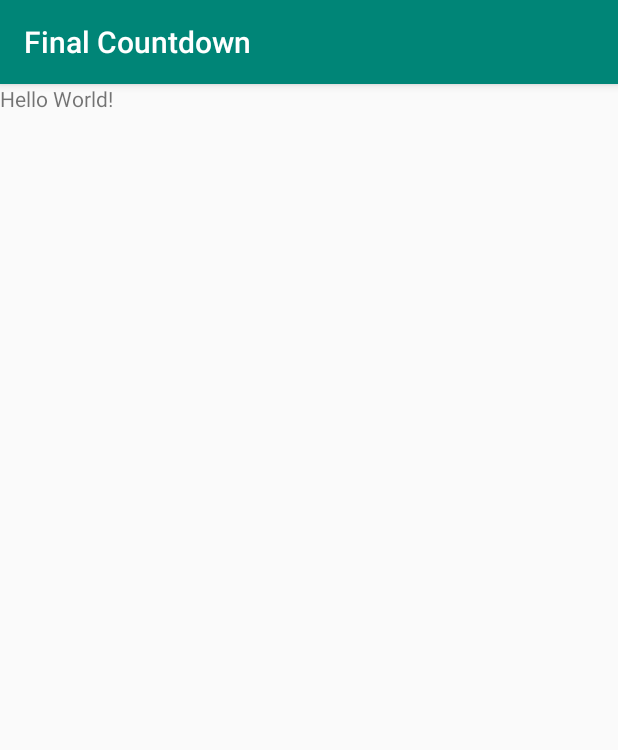
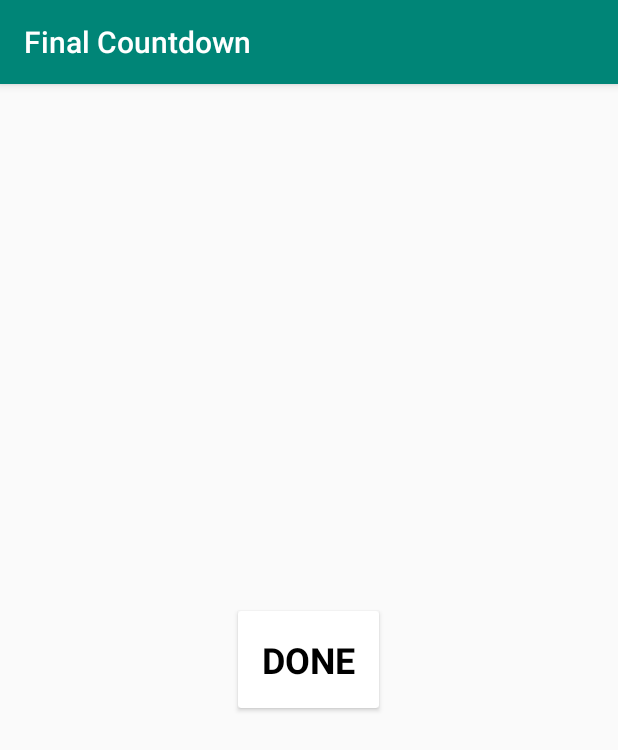
Before and after one commit to Murtaza0xFF/Final-Countdown, an Android app: the screen it shows after launch (MainActivity), on a phone screen of 412 x 824 dp. Shown: the top 750 px of the screen. Run offline under Robolectric (Android 15) with nearby library versions, the phone set to English and light mode, and no system bars; 2 statements that could not run were skipped.

```diff
--- a/app/build.gradle
+++ b/app/build.gradle
@@ -27,4 +27,6 @@ dependencies {
     implementation 'com.google.android.material:material:1.1.0-alpha02'
     implementation 'io.reactivex.rxjava2:rxandroid:2.1.0'
     implementation 'io.reactivex.rxjava2:rxjava:2.2.2'
+    implementation group: 'androidx.cardview', name: 'cardview', version: '1.0.0'
+
 }
--- /dev/null
+++ b/app/src/main/java/com/murtaza/finalcountdown/FinalCountDownApplication.kt
@@ -0,0 +1,14 @@
+package com.murtaza.finalcountdown
+
+import android.app.Application
+import android.content.Intent
+import androidx.core.content.ContextCompat
+
+class FinalCountDownApplication : Application() {
+
+    override fun onCreate() {
+        super.onCreate()
+        ContextCompat.startForegroundService(this, Intent(this, FinalCountDownService::class.java))
+    }
+
+}
--- a/app/src/main/java/com/murtaza/finalcountdown/MainActivity.kt
+++ b/app/src/main/java/com/murtaza/finalcountdown/MainActivity.kt
@@ -3,6 +3,8 @@ package com.murtaza.finalcountdown
 import android.content.*
 import android.os.Bundle
 import android.os.IBinder
+import android.view.View.GONE
+import android.view.View.VISIBLE
 import androidx.appcompat.app.AppCompatActivity
 import androidx.localbroadcastmanager.content.LocalBroadcastManager
 import kotlinx.android.synthetic.main.activity_main.*
@@ -12,11 +14,18 @@ import java.lang.Integer.parseInt
 class MainActivity : AppCompatActivity() {
 
     private lateinit var finalCountDownService: FinalCountDownService
-    private var bound: Boolean = false
 
     private val broadcastReceiver = object : BroadcastReceiver() {
         override fun onReceive(context: Context, intent: Intent) {
-            msToTime(intent.getLongExtra(FinalCountDownService.extraIdentifier, 0))
+            val timeRemaining = intent.getLongExtra(FinalCountDownService.COUNT_DOWN_PROGRESS, 0)
+            if (timeRemaining == -1L) {
+                hideTimer()
+                return
+            }
+            if (add.visibility != VISIBLE) {
+                add.visibility = VISIBLE
+            }
+            msToTime(timeRemaining)
         }
     }
 
@@ -24,21 +33,31 @@ class MainActivity : AppCompatActivity() {
         override fun onServiceConnected(className: ComponentName, service: IBinder) {
             val binder = service as FinalCountDownService.LocalBinder
             finalCountDownService = binder.getService()
-            bound = true
         }
 
         override fun onServiceDisconnected(arg0: ComponentName) {
-            bound = false
         }
     }
 
     override fun onCreate(savedInstanceState: Bundle?) {
         super.onCreate(savedInstanceState)
         setContentView(R.layout.activity_main)
-        startService(Intent(this, FinalCountDownService::class.java))
-        textview.setOnClickListener {
+        add.setOnClickListener {
             finalCountDownService.incrementTimer(10 * 1000)
         }
+    }
+
+    private fun msToTime(duration: Long) {
+        val milliseconds = parseInt(((duration % 1000) / 100).toString())
+        val seconds = parseInt(((duration / 1000) % 60).toString())
+        val minutes = parseInt(((duration / (1000 * 60)) % 60).toString())
+
+        textview.text = String.format("%02d:%02d:%01d", minutes, seconds, milliseconds)
+    }
+
+    private fun hideTimer() {
+        textview.text = "DONE"
+        add.visibility = GONE
     }
 
     override fun onStart() {
@@ -53,7 +72,7 @@ class MainActivity : AppCompatActivity() {
         super.onResume()
         LocalBroadcastManager
             .getInstance(this)
-            .registerReceiver(broadcastReceiver, IntentFilter(FinalCountDownService.intentIdentifier))
+            .registerReceiver(broadcastReceiver, IntentFilter(FinalCountDownService.FINAL_COUNTDOWN_INTENT_IDENTIFIER))
     }
 
     override fun onPause() {
@@ -68,12 +87,4 @@ class MainActivity : AppCompatActivity() {
         super.onStop()
         unbindService(serviceConnection)
     }
-
-    private fun msToTime(duration: Long) {
-        val milliseconds = parseInt(((duration % 1000) / 100).toString())
-        val seconds = parseInt(((duration / 1000) % 60).toString())
-        val minutes = parseInt(((duration / (1000 * 60)) % 60).toString())
-
-        textview.text = String.format("%02d:%02d:%02d", minutes, seconds, milliseconds)
-    }
 }
--- /dev/null
+++ b/app/src/main/res/drawable/ic_add_circle_black_24dp.xml
@@ -0,0 +1,9 @@
+<vector xmlns:android="http://schemas.android.com/apk/res/android"
+        android:width="24dp"
+        android:height="24dp"
+        android:viewportWidth="24.0"
+        android:viewportHeight="24.0">
+    <path
+        android:fillColor="#FF000000"
+        android:pathData="M12,2C6.48,2 2,6.48 2,12s4.48,10 10,10 10,-4.48 10,-10S17.52,2 12,2zM17,13h-4v4h-2v-4L7,13v-2h4L11,7h2v4h4v2z"/>
+</vector>
--- a/app/src/main/res/layout/activity_main.xml
+++ b/app/src/main/res/layout/activity_main.xml
@@ -1,16 +1,44 @@
 <?xml version="1.0" encoding="utf-8"?>
-<LinearLayout
+<RelativeLayout
         xmlns:android="http://schemas.android.com/apk/res/android"
         xmlns:tools="http://schemas.android.com/tools"
-        xmlns:app="http://schemas.android.com/apk/res-auto"
         android:layout_width="match_parent"
         android:layout_height="match_parent"
         tools:context=".MainActivity">
 
-    <TextView
+    <androidx.cardview.widget.CardView
             android:layout_width="wrap_content"
             android:layout_height="wrap_content"
-            android:id="@+id/textview"
-            android:text="Hello World!"/>
+            android:focusable="true"
+            android:clickable="true"
+            android:layout_centerInParent="true">
 
-</LinearLayout>
+
+        <RelativeLayout
+                android:layout_width="wrap_content"
+                android:layout_margin="16dp"
+                android:layout_height="wrap_content">
+
+            <ImageButton
+                    android:layout_width="wrap_content"
+                    android:layout_height="wrap_content"
+                    android:id="@+id/add"
+                    android:layout_marginTop="4dp"
+                    android:visibility="gone"
+                    android:layout_marginEnd="16dp"
+                    android:background="@drawable/ic_add_circle_black_24dp"/>
+
+            <TextView
+                    android:layout_width="wrap_content"
+                    android:layout_height="wrap_content"
+                    android:id="@+id/textview"
+                    android:layout_toEndOf="@+id/add"
+                    android:textSize="24dp"
+                    android:textStyle="bold"
+                    android:textColor="@android:color/black"
+                    android:text="DONE"/>
+
+        </RelativeLayout>
+    </androidx.cardview.widget.CardView>
+
+</RelativeLayout>
```
Also changed, not shown: app/src/main/AndroidManifest.xml (+4 -3 lines), app/src/main/java/com/murtaza/finalcountdown/FinalCountDownService.kt (+46 -11 lines).
